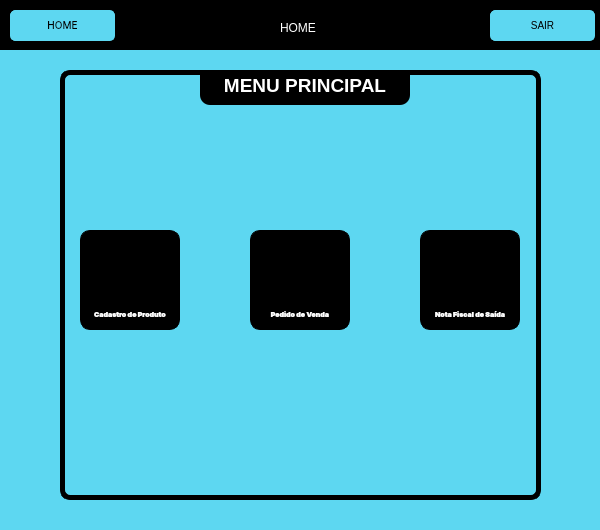
First picture: the form in assets/screens/HOME.ui, repository Resolution-Speed/Software_ERP_Resolution_Speed, before the edit.
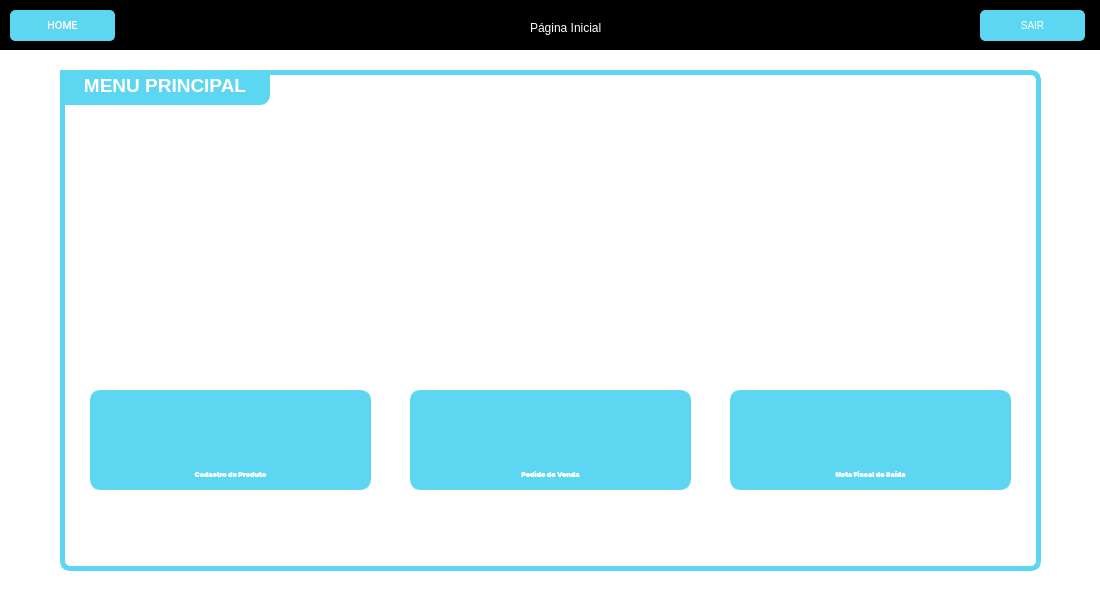
Second picture: the form after the edit. Icons and pictures are not drawn.

```diff
--- a/assets/screens/HOME.ui
+++ b/assets/screens/HOME.ui
@@ -6,27 +6,27 @@
    <rect>
     <x>0</x>
     <y>0</y>
-    <width>600</width>
-    <height>530</height>
+    <width>1100</width>
+    <height>600</height>
    </rect>
   </property>
   <property name="minimumSize">
    <size>
-    <width>600</width>
-    <height>530</height>
+    <width>1100</width>
+    <height>600</height>
    </size>
   </property>
   <property name="maximumSize">
    <size>
-    <width>600</width>
-    <height>530</height>
+    <width>1100</width>
+    <height>600</height>
    </size>
   </property>
   <property name="windowTitle">
    <string>Pagina Inicial</string>
   </property>
   <property name="styleSheet">
-   <string notr="true">background-color: rgb(93, 215, 241);
+   <string notr="true">background-color: #fff;
 font: 12pt &quot;Inter&quot;;</string>
   </property>
   <widget class="QWidget" name="centralwidget">
@@ -57,7 +57,8 @@
 	background-color: rgb(93, 215, 241); 
 	border: 1px solid rgb(93, 215, 241);
 	border-radius: 5px;
-	font-size: 10px;	
+	font-size: 10px;
+	color: #fff;
 }
 QPushButton:hover
 {
@@ -73,7 +74,7 @@
    <widget class="QPushButton" name="exitButton">
     <property name="geometry">
      <rect>
-      <x>490</x>
+      <x>980</x>
       <y>10</y>
       <width>105</width>
       <height>31</height>
@@ -88,7 +89,8 @@
 	background-color: rgb(93, 215, 241); 
 	border: 1px solid rgb(93, 215, 241);
 	border-radius: 5px;
-	font-size: 10px;	
+	font-size: 10px;
+	color: #fff;
 }
 QPushButton:hover
 {
@@ -104,9 +106,9 @@
    <widget class="QLabel" name="homeTitle">
     <property name="geometry">
      <rect>
-      <x>280</x>
+      <x>530</x>
       <y>20</y>
-      <width>41</width>
+      <width>71</width>
       <height>16</height>
      </rect>
     </property>
@@ -116,7 +118,7 @@
 font-size: 12px</string>
     </property>
     <property name="text">
-     <string>HOME</string>
+     <string>Página Inicial</string>
     </property>
    </widget>
    <widget class="QGraphicsView" name="wrapperMenu">
@@ -124,12 +126,12 @@
      <rect>
       <x>60</x>
       <y>70</y>
-      <width>481</width>
-      <height>430</height>
+      <width>981</width>
+      <height>501</height>
      </rect>
     </property>
     <property name="styleSheet">
-     <string notr="true">border: 5px solid #000;
+     <string notr="true">border: 5px solid rgb(93, 215, 241);
 border-radius: 10px;
 </string>
     </property>
@@ -137,17 +139,17 @@
    <widget class="QTextBrowser" name="textBrowser">
     <property name="geometry">
      <rect>
-      <x>200</x>
+      <x>60</x>
       <y>70</y>
       <width>210</width>
       <height>35</height>
      </rect>
     </property>
     <property name="styleSheet">
-     <string notr="true">background-color: #000;
+     <string notr="true">background-color: rgb(93, 215, 241);
 color: #fff;
 border-bottom-right-radius: 10px;
-border-bottom-left-radius: 10px;</string>
+</string>
     </property>
     <property name="html">
      <string>&lt;!DOCTYPE HTML PUBLIC &quot;-//W3C//DTD HTML 4.0//EN&quot; &quot;http://www.w3.org/TR/REC-html40/strict.dtd&quot;&gt;
@@ -162,7 +164,7 @@
      <rect>
       <x>0</x>
       <y>0</y>
-      <width>601</width>
+      <width>1101</width>
       <height>50</height>
      </rect>
     </property>
@@ -173,9 +175,9 @@
    <widget class="QPushButton" name="homeButton_cad_prod">
     <property name="geometry">
      <rect>
-      <x>80</x>
-      <y>230</y>
-      <width>100</width>
+      <x>90</x>
+      <y>390</y>
+      <width>281</width>
       <height>100</height>
      </rect>
     </property>
@@ -195,13 +197,13 @@
      <string notr="true">QPushButton
 {
 	image: url(:/menuImg/product.png);
-	border: 1px solid #000000;
+	border: 1px solid rgb(93, 215, 241);
 	border-radius: 10px;
 	font-size: 7px;
 	color: #fff;
 	font-weight: 700;
 	text-align: bottom;
-	background-color: #000;
+	background-color: rgb(93, 215, 241);
 	padding: 10px 11px;
 	transition:  1s;
 }
@@ -220,9 +222,9 @@
    <widget class="QPushButton" name="homeButton_ped_ven">
     <property name="geometry">
      <rect>
-      <x>250</x>
-      <y>230</y>
-      <width>100</width>
+      <x>410</x>
+      <y>390</y>
+      <width>281</width>
       <height>100</height>
      </rect>
     </property>
@@ -242,13 +244,13 @@
      <string notr="true">QPushButton
 {
 	image: url(:/menuImg/sell_request.png);
-	border: 1px solid #000000;
+	border: 1px solid rgb(93, 215, 241);
 	border-radius: 10px;
 	font-size: 7px;
 	color: #fff;
 	font-weight: 700;
 	text-align: bottom;
-	background-color: #000;
+	background-color: rgb(93, 215, 241);
 	padding: 10px 11px;
 	transition:  1s;
 }
@@ -267,9 +269,9 @@
    <widget class="QPushButton" name="homeButton_nfe">
     <property name="geometry">
      <rect>
-      <x>420</x>
-      <y>230</y>
-      <width>100</width>
+      <x>730</x>
+      <y>390</y>
+      <width>281</width>
       <height>100</height>
      </rect>
     </property>
@@ -289,13 +291,13 @@
      <string notr="true">QPushButton
 {
 	image: url(:/menuImg/nfe.png);
-	border: 1px solid #000000;
+	border: 1px solid rgb(93, 215, 241);
 	border-radius: 10px;
 	font-size: 7px;
 	color: #fff;
 	font-weight: 700;
 	text-align: bottom;
-	background-color: #000;
+	background-color: rgb(93, 215, 241);
 	padding: 10px 11px;
 	transition:  1s;
 }
@@ -311,6 +313,45 @@
      <string>Nota Fiscal de Saída</string>
     </property>
    </widget>
+   <widget class="QWidget" name="widget" native="true">
+    <property name="geometry">
+     <rect>
+      <x>90</x>
+      <y>180</y>
+      <width>281</width>
+      <height>191</height>
+     </rect>
+    </property>
+    <property name="styleSheet">
+     <string notr="true">image: url(:/menuImg/product_ilustration.png)</string>
+    </property>
+   </widget>
+   <widget class="QWidget" name="widget_2" native="true">
+    <property name="geometry">
+     <rect>
+      <x>410</x>
+      <y>180</y>
+      <width>281</width>
+      <height>191</height>
+     </rect>
+    </property>
+    <property name="styleSheet">
+     <string notr="true">image: url(:/menuImg/sellrequest_ilustration.png)</string>
+    </property>
+   </widget>
+   <widget class="QWidget" name="widget_3" native="true">
+    <property name="geometry">
+     <rect>
+      <x>730</x>
+      <y>180</y>
+      <width>281</width>
+      <height>191</height>
+     </rect>
+    </property>
+    <property name="styleSheet">
+     <string notr="true">image: url(:/menuImg/nfe_ilustration.png)</string>
+    </property>
+   </widget>
    <zorder>wrapperHeader</zorder>
    <zorder>exitButton</zorder>
    <zorder>wrapperMenu</zorder>
```
Left out of the diff: 3 changed lines with no effect on the pictures.
